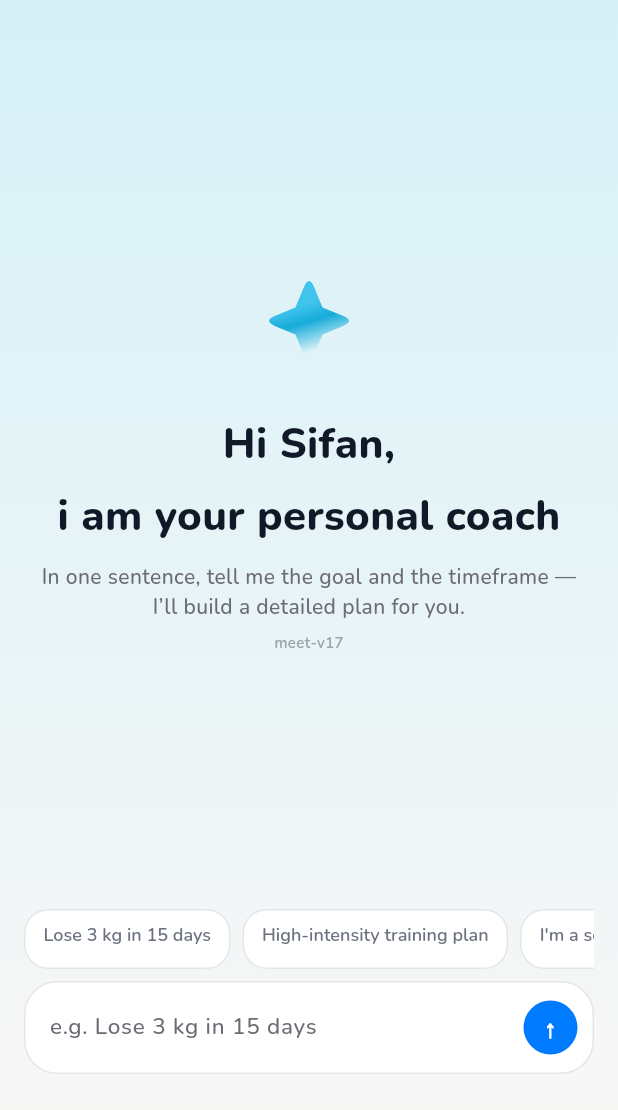
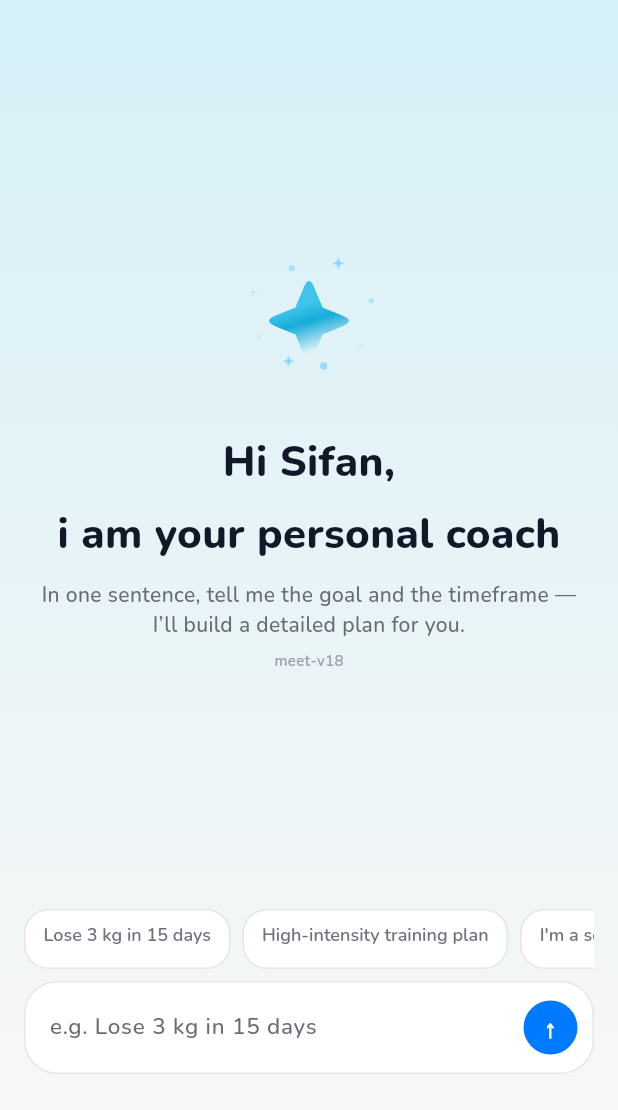
Before and after one commit to 446500261psf/portfolio, a Flutter app: the screen it shows after launch, on a phone screen of 412 x 824 dp, the part 126-1236 px from its top. Run offline on Flutter 3.47's test engine with Material 3 defaults, Android fonts, the phone set to English and light mode, and no system bars; our stand-ins replace google_fonts.

Commit message:
fix(flutter): slower star entrance with 1s delay and glints (meet-v18)
Delay the sparkle by one second, stretch the 2-turn fade to ~2s, and
add orbiting glint dots while it spins on intro and thinking.

Co-authored-by: 446500261psf <446500261psf@users.noreply.github.com>

```diff
--- a/apps/health_shell/lib/coach/ai_plan_coach_meet.dart
+++ b/apps/health_shell/lib/coach/ai_plan_coach_meet.dart
@@ -16,7 +16,7 @@ import 'demo_script.dart';
 class AiPlanCoachMeetPage extends StatefulWidget {
   const AiPlanCoachMeetPage({super.key});
 
-  static const buildMarker = 'meet-v17';
+  static const buildMarker = 'meet-v18';
 
   @override
   State<AiPlanCoachMeetPage> createState() => _AiPlanCoachMeetPageState();
@@ -29,19 +29,21 @@ class _AiPlanCoachMeetPageState extends State<AiPlanCoachMeetPage>
   static const _tipFull =
       'In one sentence, tell me the goal and the timeframe — I’ll build a detailed plan for you.';
 
-  static const _introDuration = Duration(milliseconds: 4400);
+  // 1s hold → ~2.1s star (2 turns + fade + glints) → typewriter → chrome
+  static const _introDuration = Duration(milliseconds: 6800);
   static const _kbDuration = Duration(milliseconds: 450);
   static const _kbLift = 202.0;
 
-  // Intro fractions (4.4s)
-  static const _starEnd = 0.125;
-  static const _hiStart = 0.14773;
-  static const _hiEnd = 0.32955;
-  static const _coachStart = 0.35227;
-  static const _coachEnd = 0.57955;
-  static const _tipStart = 0.60227;
-  static const _chromeStart = 0.76136;
-  static const _chromeEnd = 0.89773;
+  // Intro fractions (6.8s)
+  static const _starStart = 0.147; // ~1000ms delay before spin
+  static const _starEnd = 0.456; // ~3100ms — slow 2-turn fade
+  static const _hiStart = 0.470;
+  static const _hiEnd = 0.590;
+  static const _coachStart = 0.605;
+  static const _coachEnd = 0.735;
+  static const _tipStart = 0.750;
+  static const _chromeStart = 0.850;
+  static const _chromeEnd = 0.940;
 
   // Keyboard focus fractions (0.45s) from Figma motion
   static const _kbChipCut = 0.22222; // ~100ms — chips vanish (step)
@@ -338,7 +340,7 @@ class _AiPlanCoachMeetPageState extends State<AiPlanCoachMeetPage>
               final k = _kb.value;
               final inChat = _phase != CoachPhase.meet;
 
-              final star = _ramp(t, 0, _starEnd);
+              final star = _ramp(t, _starStart, _starEnd);
               final hiP = _ramp(t, _hiStart, _hiEnd);
               final coachP = _ramp(t, _coachStart, _coachEnd);
               final tip = _ramp(t, _tipStart, _tipStart + 0.136);
@@ -410,12 +412,13 @@ class _AiPlanCoachMeetPageState extends State<AiPlanCoachMeetPage>
                                                 MainAxisAlignment.center,
                                             children: [
                                               SizedBox(
-                                                height: 96,
+                                                height: 120,
                                                 child: Builder(
                                                   builder: (context) {
-                                                    // Fade in while spinning exactly 2 turns.
+                                                    // After 1s delay: fade in
+                                                    // across exactly 2 slow turns.
                                                     final eased = Curves
-                                                        .easeOutCubic
+                                                        .easeInOutCubic
                                                         .transform(star);
                                                     return Opacity(
                                                       opacity: eased,
@@ -425,14 +428,10 @@ class _AiPlanCoachMeetPageState extends State<AiPlanCoachMeetPage>
                                                           0,
                                                           28 * (1 - eased),
                                                         ),
-                                                        child: Transform.rotate(
-                                                          angle: (1 - eased) *
-                                                              math.pi *
-                                                              4,
-                                                          child: const Center(
-                                                            child: _SparkleStar(
-                                                              size: 64,
-                                                            ),
+                                                        child: Center(
+                                                          child: _StarEntrance(
+                                                            progress: eased,
+                                                            size: 64,
                                                           ),
                                                         ),
                                                       ),
@@ -613,6 +612,86 @@ class _SparkleStar extends StatelessWidget {
       child: CustomPaint(painter: _SparklePainter()),
     );
   }
+}
+
+/// Hero / thinking entrance: 2 turns + fade, with orbiting glint dots.
+class _StarEntrance extends StatelessWidget {
+  const _StarEntrance({required this.progress, required this.size});
+
+  final double progress;
+  final double size;
+
+  @override
+  Widget build(BuildContext context) {
+    final box = size * 1.85;
+    return SizedBox(
+      width: box,
+      height: box,
+      child: Stack(
+        alignment: Alignment.center,
+        children: [
+          CustomPaint(
+            size: Size(box, box),
+            painter: _GlintFieldPainter(progress: progress),
+          ),
+          Transform.rotate(
+            angle: progress * math.pi * 4,
+            child: _SparkleStar(size: size),
+          ),
+        ],
+      ),
+    );
+  }
+}
+
+class _GlintFieldPainter extends CustomPainter {
+  _GlintFieldPainter({required this.progress});
+
+  final double progress;
+
+  @override
+  void paint(Canvas canvas, Size size) {
+    if (progress <= 0) return;
+    final cx = size.width / 2;
+    final cy = size.height / 2;
+    final baseR = size.width * 0.34;
+
+    for (var i = 0; i < 8; i++) {
+      final phase = i * (math.pi * 2 / 8);
+      // Orbit with the 2-turn entrance.
+      final a = phase + progress * math.pi * 4 * 0.85;
+      final pulse = 0.55 + 0.45 * math.sin(progress * math.pi * 6 + i * 1.7);
+      final r = baseR * (0.92 + 0.18 * math.sin(progress * math.pi * 4 + i));
+      final x = cx + r * math.cos(a);
+      final y = cy + r * math.sin(a);
+      final opacity = (pulse * progress).clamp(0.0, 1.0);
+      final dot = 1.2 + (i.isEven ? 1.6 : 0.8) * pulse;
+
+      final paint = Paint()
+        ..isAntiAlias = true
+        ..color = Color.fromRGBO(
+          125,
+          211,
+          252,
+          opacity * (i.isEven ? 0.95 : 0.65),
+        );
+      canvas.drawCircle(Offset(x, y), dot, paint);
+
+      // Tiny cross sparkle on alternate dots.
+      if (i.isOdd) {
+        final arm = 2.2 + 1.5 * pulse;
+        paint.strokeWidth = 1.1;
+        paint.style = PaintingStyle.stroke;
+        canvas.drawLine(Offset(x - arm, y), Offset(x + arm, y), paint);
+        canvas.drawLine(Offset(x, y - arm), Offset(x, y + arm), paint);
+        paint.style = PaintingStyle.fill;
+      }
+    }
+  }
+
+  @override
+  bool shouldRepaint(covariant _GlintFieldPainter oldDelegate) =>
+      oldDelegate.progress != progress;
 }
 
 class _SparklePainter extends CustomPainter {
```
Also changed, not shown: apps/health_shell/lib/coach/chat_transcript.dart (+102 -16 lines), 2 other files.
